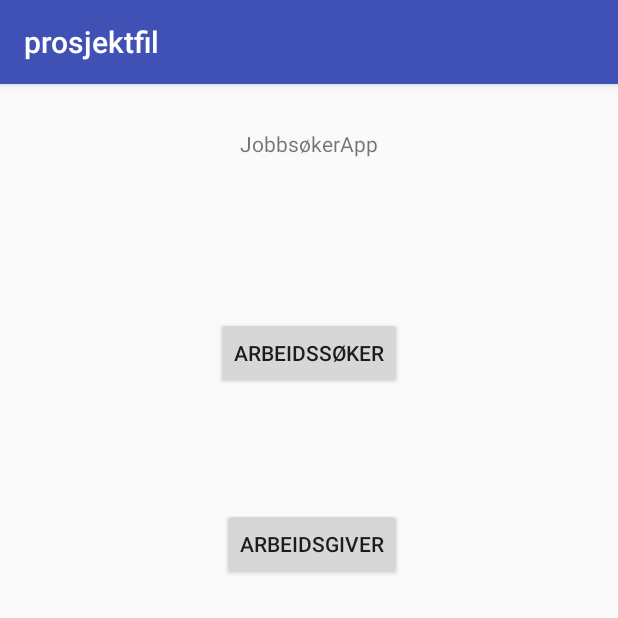
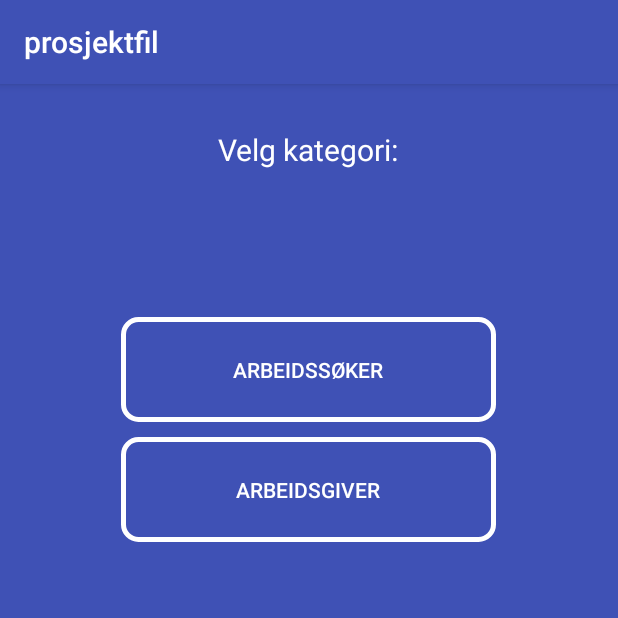
Before and after one commit to ingalill/app-prosjekt-, an Android app: the MainActivity screen opened directly, with no data from a screen before it, on a phone screen of 412 x 824 dp, the top half of it. Run offline under Robolectric (Android 15) with nearby library versions, the phone set to English and light mode, and no system bars; network calls fail.

Commit message:
jobbet med utsenet

```diff
--- /dev/null
+++ b/prosjektfil/app/src/main/res/drawable/border_style.xml
@@ -0,0 +1,20 @@
+<?xml version="1.0" encoding="utf-8"?>
+<shape xmlns:android="http://schemas.android.com/apk/res/android" android:shape="rectangle">
+
+    <stroke
+        android:width="3dp"
+        android:color="@android:color/white"
+        />
+    <corners
+        android:radius="10dp"
+        />
+    <padding
+        android:left="10dp"
+        android:top="5dp"
+        android:right="10dp"
+        android:bottom="5dp"
+        />
+
+
+
+</shape>
--- a/prosjektfil/app/src/main/res/layout/activity_main.xml
+++ b/prosjektfil/app/src/main/res/layout/activity_main.xml
@@ -4,6 +4,7 @@
     android:id="@+id/activity_main"
     android:layout_width="match_parent"
     android:layout_height="match_parent"
+    android:background="@color/colorPrimary"
     android:paddingBottom="@dimen/activity_vertical_margin"
     android:paddingLeft="@dimen/activity_horizontal_margin"
     android:paddingRight="@dimen/activity_horizontal_margin"
@@ -13,25 +14,32 @@
 
     <Button
         android:text="Arbeidssøker"
-        android:layout_width="wrap_content"
-        android:layout_height="wrap_content"
+        android:textColor="@android:color/white"
+        android:layout_width="250dp"
+        android:layout_height="70dp"
         android:layout_alignParentTop="true"
         android:layout_centerHorizontal="true"
         android:layout_marginTop="139dp"
-        android:id="@+id/jobseekerButton" />
+        android:background="@drawable/border_style"
+        android:id="@+id/jobseekerButton"
+         />
 
     <Button
         android:text="Arbeidsgiver"
-        android:layout_width="wrap_content"
-        android:layout_height="wrap_content"
+        android:textColor="@android:color/white"
+        android:layout_width="250dp"
+        android:background="@drawable/border_style"
+        android:layout_height="70dp"
         android:layout_centerHorizontal="true"
         android:layout_below="@+id/jobseekerButton"
         android:layout_alignEnd="@+id/jobseekerButton"
-        android:layout_marginTop="79dp"
+        android:layout_marginTop="10dp"
         android:id="@+id/button2" />
 
     <TextView
-        android:text="JobbsøkerApp"
+        android:text="Velg kategori:"
+        android:textSize="20dp"
+        android:textColor="@android:color/background_light"
         android:layout_width="wrap_content"
         android:layout_height="wrap_content"
         android:layout_alignParentTop="true"
```
Also changed, not shown: prosjektfil/app/src/main/res/drawable/textbox_style.xml (added, +13 -0 lines), prosjektfil/app/src/main/res/layout/activity_job_seeker.xml (+7 -6 lines), prosjektfil/app/src/main/res/layout/activity_login.xml (+4 -3 lines).
